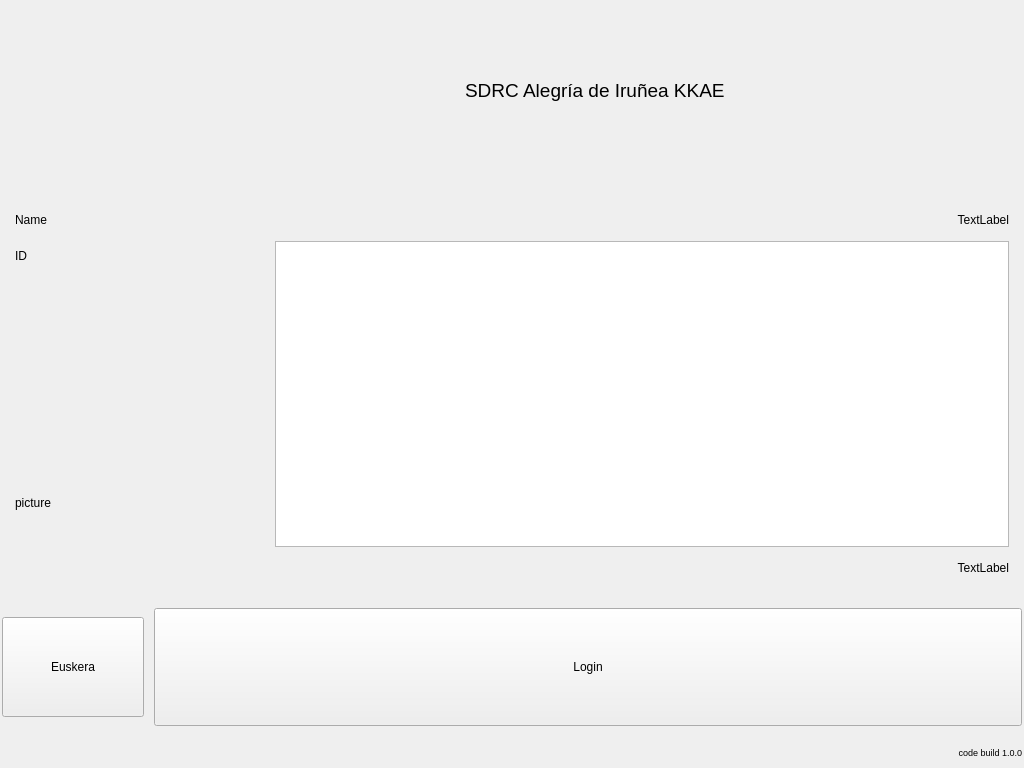
The window that penyamanager/user/loginwindow.ui (eguzki/penyamanager) describes before a commit, drawn with Qt 5.
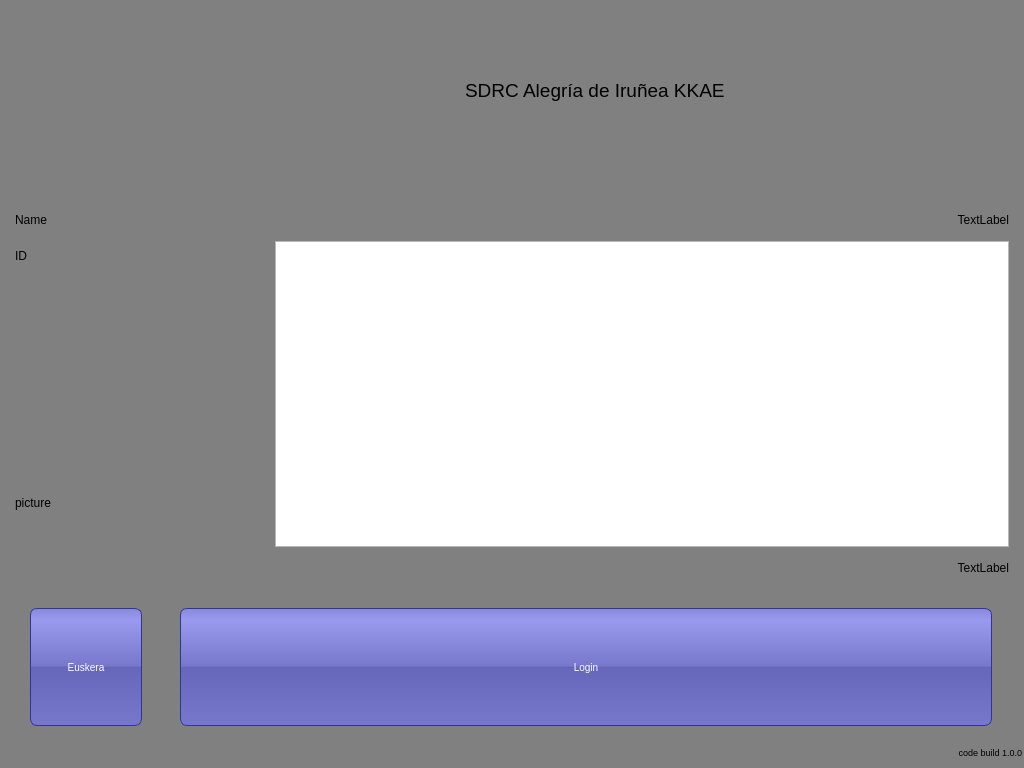
The same window after the commit. Icons and pictures are not drawn.

Commit message: login window first try

The edit to the form file:
```diff
--- a/penyamanager/user/loginwindow.ui
+++ b/penyamanager/user/loginwindow.ui
@@ -25,6 +25,45 @@
   <property name="windowTitle">
    <string notr="true"/>
   </property>
+  <property name="styleSheet">
+   <string notr="true">#LoginWindow {
+background: gray;
+}
+
+#languagePushButton {
+color: white;
+background-color: QLinearGradient( x1: 0, y1: 0, x2: 0, y2: 1, stop: 0 #88d, stop: 0.1 #99e, stop: 0.49 #77c, stop: 0.5 #66b, stop: 1 #77c);
+border-width: 1px;
+border-color: #339;
+border-style: solid;
+border-radius: 7;
+padding: 3px;
+font-size: 10px;
+padding-left: 5px;
+padding-right: 5px;
+min-width: 50px;
+max-width: 100px;
+min-height: 13px;
+max-height: 120px;
+}
+
+#loginPushButton {
+color: white;
+background-color: QLinearGradient( x1: 0, y1: 0, x2: 0, y2: 1, stop: 0 #88d, stop: 0.1 #99e, stop: 0.49 #77c, stop: 0.5 #66b, stop: 1 #77c);
+border-width: 1px;
+border-color: #339;
+border-style: solid;
+border-radius: 7;
+padding: 3px;
+font-size: 10px;
+padding-left: 5px;
+padding-right: 5px;
+min-width: 50px;
+max-width: 800px;
+min-height: 13px;
+max-height: 120px;
+}</string>
+  </property>
   <property name="locale">
    <locale language="Spanish" country="Spain"/>
   </property>
@@ -334,14 +373,14 @@
         </property>
         <property name="minimumSize">
          <size>
-          <width>142</width>
-          <height>100</height>
+          <width>62</width>
+          <height>21</height>
          </size>
         </property>
         <property name="maximumSize">
          <size>
-          <width>142</width>
-          <height>100</height>
+          <width>112</width>
+          <height>128</height>
          </size>
         </property>
         <property name="text">
@@ -373,14 +412,14 @@
         </property>
         <property name="minimumSize">
          <size>
-          <width>0</width>
-          <height>0</height>
+          <width>62</width>
+          <height>21</height>
          </size>
         </property>
         <property name="maximumSize">
          <size>
-          <width>16777215</width>
-          <height>16777215</height>
+          <width>812</width>
+          <height>128</height>
          </size>
         </property>
         <property name="text">
```
The commit also changes 1 other file.
